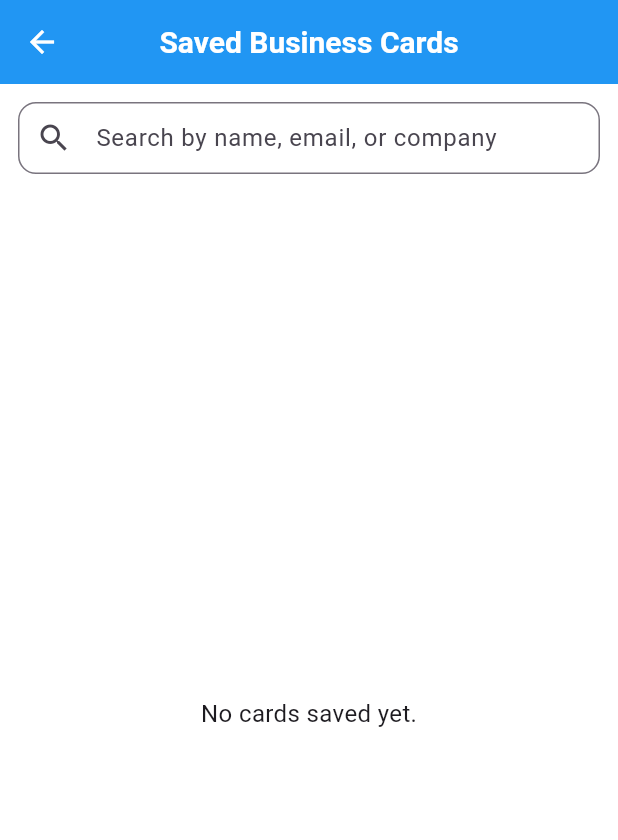
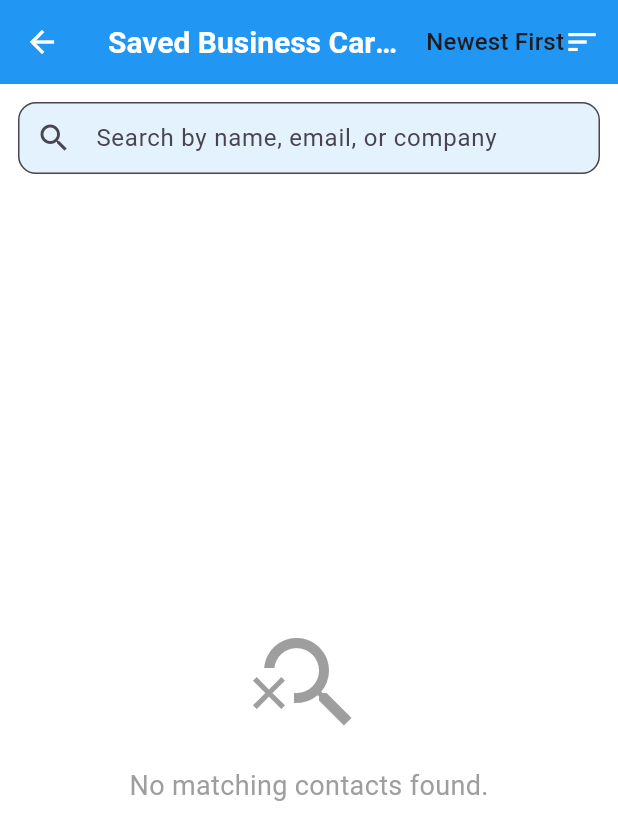
Before and after one commit to framuigai/readercard, a Flutter app: the CardholderScreen screen opened by its route, on a phone screen of 412 x 824 dp. Shown: the top 840 px of the screen. Run offline on Flutter 3.47's test engine with Material 3 defaults, Android fonts, the light colour scheme and no system bars; our stand-ins replace camera, sqflite; missing offline and left inert: google_mlkit_text_recognition; accounts and stored records are empty.

Commit message:
UI upgrades

```diff
--- a/lib/screens/cardholder_screen.dart
+++ b/lib/screens/cardholder_screen.dart
@@ -14,15 +14,16 @@ class CardholderScreen extends StatefulWidget {
 
 class _CardholderScreenState extends State<CardholderScreen> {
   late Future<List<CardContact>> _contactsFuture;
-  List<CardContact> _allContacts = []; // Holds all contacts from DB
-  List<CardContact> _filteredContacts = []; // Filtered contacts based on search
+  List<CardContact> _allContacts = []; // 🗂️ Holds all contacts from DB
+  List<CardContact> _filteredContacts = []; // 🔎 Filtered contacts based on search
   final TextEditingController _searchController = TextEditingController(); // 🔍 Controller for search bar
+  String _sortOption = 'Newest First'; // 📋 Current selected sort option
 
   @override
   void initState() {
     super.initState();
-    _loadContacts(); // Initial loading
-    _searchController.addListener(_onSearchChanged); // Listen for search typing
+    _loadContacts(); // 🚀 Initial loading
+    _searchController.addListener(_onSearchChanged); // 📻 Listen for search typing
   }
 
   @override
@@ -37,12 +38,12 @@ class _CardholderScreenState extends State<CardholderScreen> {
     _contactsFuture.then((contacts) {
       setState(() {
         _allContacts = contacts;
-        _filteredContacts = contacts; // Initially show all
+        _applySorting(); // 🧠 Apply sort immediately after loading
       });
     });
   }
 
-  // 🔍 Handle search logic
+  // 🔎 Handle search logic
   void _onSearchChanged() {
     final query = _searchController.text.toLowerCase();
     setState(() {
@@ -54,6 +55,17 @@ class _CardholderScreenState extends State<CardholderScreen> {
     });
   }
 
+  // 🧠 Handle sorting logic
+  void _applySorting() {
+    if (_sortOption == 'Newest First') {
+      _allContacts.sort((a, b) => b.id!.compareTo(a.id!)); // Descending ID (newest)
+    } else if (_sortOption == 'Oldest First') {
+      _allContacts.sort((a, b) => a.id!.compareTo(b.id!)); // Ascending ID (oldest)
+    }
+    _filteredContacts = List.from(_allContacts); // Reset filtered list after sorting
+    _onSearchChanged(); // Apply search filter after sort
+  }
+
   // 🚀 Navigate to CardDetailsScreen when a card is tapped
   Future<void> _navigateToDetails(CardContact contact) async {
     final updated = await Navigator.push(
@@ -63,7 +75,7 @@ class _CardholderScreenState extends State<CardholderScreen> {
       ),
     );
     if (updated == true) {
-      _loadContacts(); // Refresh if contact edited or deleted
+      _loadContacts(); // 🔄 Refresh if contact edited or deleted
     }
   }
 
@@ -72,6 +84,34 @@ class _CardholderScreenState extends State<CardholderScreen> {
     return Scaffold(
       appBar: AppBar(
         title: const Text('Saved Business Cards'),
+        actions: [
+          // 🧩 Sort dropdown menu
+          DropdownButton<String>(
+            value: _sortOption,
+            underline: Container(),
+            icon: const Icon(Icons.sort, color: Colors.white),
+            dropdownColor: Colors.blue.shade50,
+            items: const [
+              DropdownMenuItem(
+                value: 'Newest First',
+                child: Text('Newest First'),
+              ),
+              DropdownMenuItem(
+                value: 'Oldest First',
+                child: Text('Oldest First'),
+              ),
+            ],
+            onChanged: (value) {
+              if (value != null) {
+                setState(() {
+                  _sortOption = value;
+                  _applySorting(); // 🔄 Apply sorting when changed
+                });
+              }
+            },
+          ),
+          const SizedBox(width: 12),
+        ],
       ),
       body: Column(
         children: [
@@ -83,6 +123,7 @@ class _CardholderScreenState extends State<CardholderScreen> {
               decoration: const InputDecoration(
                 hintText: 'Search by name, email, or company',
                 prefixIcon: Icon(Icons.search),
+                filled: true,
               ),
             ),
           ),
@@ -96,8 +137,8 @@ class _CardholderScreenState extends State<CardholderScreen> {
                   return const Center(child: CircularProgressIndicator());
                 } else if (snapshot.hasError) {
                   return const Center(child: Text('⚠️ Error loading contacts.'));
-                } else if (!snapshot.hasData || snapshot.data!.isEmpty) {
-                  return const Center(child: Text('No cards saved yet.'));
+                } else if (_filteredContacts.isEmpty) {
+                  return _buildNoResults(); // 🆕 Friendly no result
                 }
 
                 return _buildContactList();
@@ -109,7 +150,7 @@ class _CardholderScreenState extends State<CardholderScreen> {
     );
   }
 
-  // 🖼️ Build the cards nicely
+  // 🖼️ Build the contact list nicely
   Widget _buildContactList() {
     return ListView.builder(
       itemCount: _filteredContacts.length,
@@ -157,4 +198,21 @@ class _CardholderScreenState extends State<CardholderScreen> {
       },
     );
   }
+
+  // 🧸 Friendly "No results" screen
+  Widget _buildNoResults() {
+    return Center(
+      child: Column(
+        mainAxisAlignment: MainAxisAlignment.center,
+        children: const [
+          Icon(Icons.search_off, size: 80, color: Colors.grey),
+          SizedBox(height: 16),
+          Text(
+            'No matching contacts found.',
+            style: TextStyle(fontSize: 18, color: Colors.grey),
+          ),
+        ],
+      ),
+    );
+  }
 }
--- a/lib/theme/app_theme.dart
+++ b/lib/theme/app_theme.dart
@@ -3,51 +3,39 @@ import 'package:flutter/material.dart';
 
 class AppTheme {
   static final ThemeData lightTheme = ThemeData(
-    // 🌟 Primary color for the app (branding)
     primarySwatch: Colors.blue,
-
-    // 🌟 Global background color
     scaffoldBackgroundColor: Colors.white,
-
-    // 🌟 App bar theme for consistency
     appBarTheme: const AppBarTheme(
       backgroundColor: Colors.blue,
       foregroundColor: Colors.white,
       elevation: 0,
       centerTitle: true,
-      titleTextStyle: TextStyle(
-        fontSize: 20,
-        fontWeight: FontWeight.bold,
-      ),
+      titleTextStyle: TextStyle(fontSize: 20, fontWeight: FontWeight.bold),
     ),
-
-    // 🌟 Unified button design
     elevatedButtonTheme: ElevatedButtonThemeData(
       style: ElevatedButton.styleFrom(
         foregroundColor: Colors.white,
         backgroundColor: Colors.blue,
-        padding: const EdgeInsets.symmetric(horizontal: 24, vertical: 14),
-        textStyle: const TextStyle(fontSize: 16, fontWeight: FontWeight.bold),
+        padding: EdgeInsets.symmetric(horizontal: 24, vertical: 14),
+        textStyle: TextStyle(fontSize: 16, fontWeight: FontWeight.bold),
         shape: RoundedRectangleBorder(
-          borderRadius: BorderRadius.circular(12), // Smoother buttons
+          borderRadius: BorderRadius.circular(12),
         ),
       ),
     ),
-
-    // 🌟 Standard input fields (TextFormFields)
     inputDecorationTheme: InputDecorationTheme(
       border: OutlineInputBorder(
         borderRadius: BorderRadius.circular(12),
       ),
       focusedBorder: OutlineInputBorder(
         borderRadius: BorderRadius.circular(12),
-        borderSide: const BorderSide(color: Colors.blue, width: 2),
+        borderSide: BorderSide(color: Colors.blue, width: 2),
       ),
-      contentPadding: const EdgeInsets.symmetric(horizontal: 16, vertical: 12),
-      labelStyle: const TextStyle(fontSize: 16),
+      filled: true, // 🧩 Now Search Bar has background filled color
+      fillColor: Colors.blue.shade50,
+      contentPadding: EdgeInsets.symmetric(horizontal: 16, vertical: 12),
+      labelStyle: TextStyle(fontSize: 16),
     ),
-
-    // 🌟 Default text styles (optional)
     textTheme: const TextTheme(
       bodyMedium: TextStyle(fontSize: 16),
       titleLarge: TextStyle(fontSize: 20, fontWeight: FontWeight.bold),
--- a/pubspec.yaml
+++ b/pubspec.yaml
@@ -20,6 +20,7 @@ dev_dependencies:
   flutter_test:
     sdk: flutter
   flutter_lints: ^5.0.0
+  share_plus: ^7.2.1
 
 flutter:
   uses-material-design: true
```
